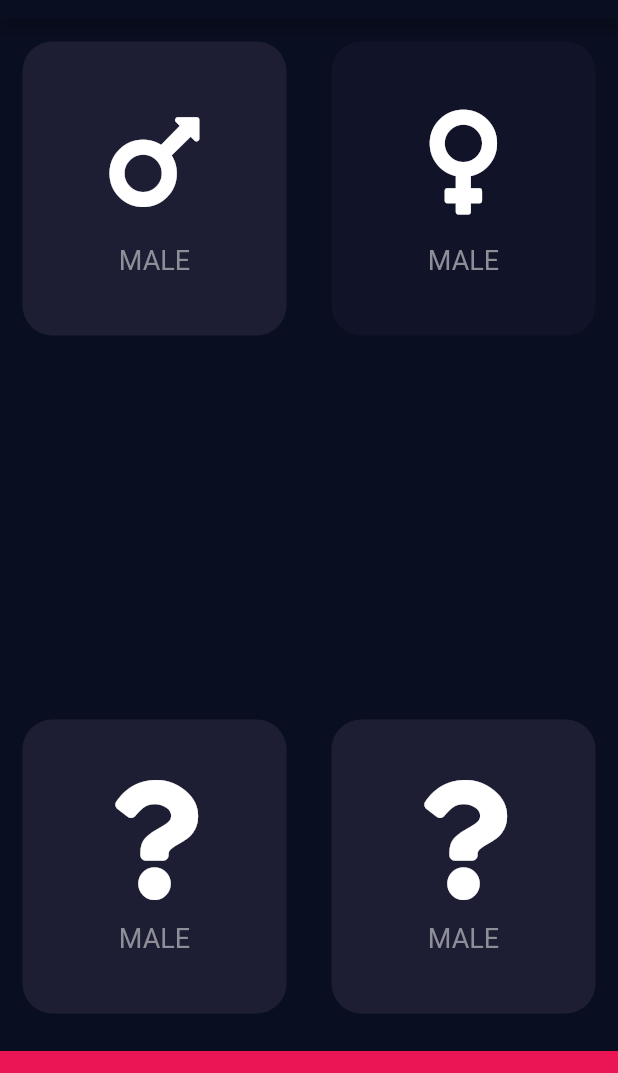
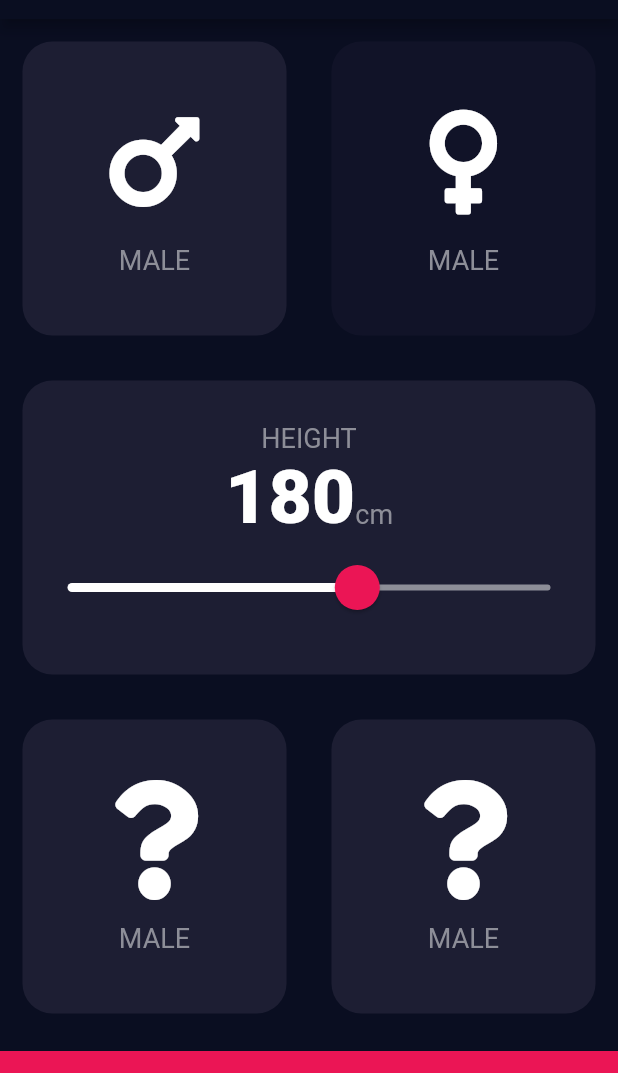
Before and after one commit to BEST-Thanawat/bmi_calculator, a Flutter app: the screen it shows after launch, on a phone screen of 412 x 824 dp, the part 65-1138 px from its top. Run offline on Flutter 3.47's test engine with Material 2 defaults, Android fonts, the phone set to English and light mode, and no system bars; our stand-ins replace font_awesome_flutter.

Commit message:
Add a slider.

```diff
--- a/lib/constants.dart
+++ b/lib/constants.dart
@@ -0,0 +1,9 @@
+import 'package:flutter/material.dart';
+
+const kBottomContainerHeight = 80.0;
+const kActiveCardColor = Color(0xFF1D1E33);
+const kInactiveCardColor = Color(0xFF111328);
+const kBottomContainerColor = Color(0xFFEB1555);
+
+const kLabelTextStyle = TextStyle(fontSize: 18, color: Color(0xFF8D8E98));
+const kNumberTextStyle = TextStyle(fontSize: 50, fontWeight: FontWeight.w900);
--- a/lib/icon_content.dart
+++ b/lib/icon_content.dart
@@ -1,6 +1,5 @@
 import 'package:flutter/material.dart';
-
-const labelTextStyle = TextStyle(fontSize: 18, color: Color(0xFF8D8E98));
+import 'constants.dart';
 
 class IconContent extends StatelessWidget {
   IconContent(this.iconX, this.label);
@@ -16,7 +15,7 @@ class IconContent extends StatelessWidget {
         SizedBox(
           height: 15,
         ),
-        Text(label, style: labelTextStyle)
+        Text(label, style: kLabelTextStyle)
       ],
     );
   }
--- a/lib/input_page.dart
+++ b/lib/input_page.dart
@@ -3,11 +3,7 @@ import 'package:flutter/material.dart';
 import 'icon_content.dart';
 import 'reusable_card.dart';
 import 'package:font_awesome_flutter/font_awesome_flutter.dart';
-
-const bottomContainerHeight = 80.0;
-const activeCardColor = Color(0xFF1D1E33);
-const inactiveCardColor = Color(0xFF111328);
-const bottomContainerColor = Color(0xFFEB1555);
+import 'constants.dart';
 
 class InputPage extends StatefulWidget {
   @override
@@ -17,10 +13,11 @@ class InputPage extends StatefulWidget {
 enum Gender { male, female }
 
 class _InputPageState extends State<InputPage> {
-  Color maleCardColor = inactiveCardColor;
-  Color femaleCardColor = inactiveCardColor;
+  Color maleCardColor = kInactiveCardColor;
+  Color femaleCardColor = kInactiveCardColor;
 
   Gender selectedGender = Gender.male;
+  int height = 180;
 
   @override
   Widget build(BuildContext context) {
@@ -29,6 +26,7 @@ class _InputPageState extends State<InputPage> {
           title: Text('BMI CALCULATOR'),
         ),
         body: Column(
+          crossAxisAlignment: CrossAxisAlignment.stretch,
           children: [
             Expanded(
               child: Row(
@@ -40,7 +38,7 @@ class _InputPageState extends State<InputPage> {
                               selectedGender = Gender.male;
                             });
                           },
-                          color: selectedGender == Gender.male ? activeCardColor : inactiveCardColor,
+                          color: selectedGender == Gender.male ? kActiveCardColor : kInactiveCardColor,
                           cardChild: IconContent(FontAwesomeIcons.mars, 'MALE'))),
                   Expanded(
                       child: ReusableCard(
@@ -49,29 +47,63 @@ class _InputPageState extends State<InputPage> {
                               selectedGender = Gender.female;
                             });
                           },
-                          color: selectedGender == Gender.female ? activeCardColor : inactiveCardColor,
+                          color: selectedGender == Gender.female ? kActiveCardColor : kInactiveCardColor,
                           cardChild: IconContent(FontAwesomeIcons.venus, 'MALE'))),
                 ],
               ),
             ),
-            Expanded(child: ReusableCard(color: activeCardColor, cardChild: Column())),
+            Expanded(
+                child: ReusableCard(
+                    color: kActiveCardColor,
+                    cardChild: Column(
+                      mainAxisAlignment: MainAxisAlignment.center,
+                      children: [
+                        Text('HEIGHT', style: kLabelTextStyle),
+                        Row(
+                            children: [
+                              Text(height.toString(), style: kNumberTextStyle),
+                              Text('cm', style: kLabelTextStyle)
+                            ],
+                            mainAxisAlignment: MainAxisAlignment.center,
+                            crossAxisAlignment: CrossAxisAlignment.baseline,
+                            textBaseline: TextBaseline.alphabetic),
+                        SliderTheme(
+                          data: SliderTheme.of(context).copyWith(
+                              inactiveTrackColor: Color(0xFF8D8E98),
+                              activeTrackColor: Colors.white,
+                              thumbColor: Color(0xFFEB1555),
+                              overlayColor: Color(0x29EB1555),
+                              thumbShape: RoundSliderThumbShape(enabledThumbRadius: 15),
+                              overlayShape: RoundSliderOverlayShape(overlayRadius: 30)),
+                          child: Slider(
+                              value: height.toDouble(),
+                              min: 120,
+                              max: 220,
+                              onChanged: (double newValue) {
+                                setState(() {
+                                  height = newValue.toInt();
+                                });
+                              }),
+                        )
+                      ],
+                    ))),
             Expanded(
               child: Row(
                 children: [
                   Expanded(
                       child: ReusableCard(
-                          color: activeCardColor, cardChild: IconContent(FontAwesomeIcons.question, 'MALE'))),
+                          color: kActiveCardColor, cardChild: IconContent(FontAwesomeIcons.question, 'MALE'))),
                   Expanded(
                       child: ReusableCard(
-                          color: activeCardColor, cardChild: IconContent(FontAwesomeIcons.question, 'MALE'))),
+                          color: kActiveCardColor, cardChild: IconContent(FontAwesomeIcons.question, 'MALE'))),
                 ],
               ),
             ),
             Container(
-              color: bottomContainerColor,
+              color: kBottomContainerColor,
               margin: EdgeInsets.only(top: 10),
               width: double.infinity,
-              height: bottomContainerHeight,
+              height: kBottomContainerHeight,
             )
           ],
         ));
```
